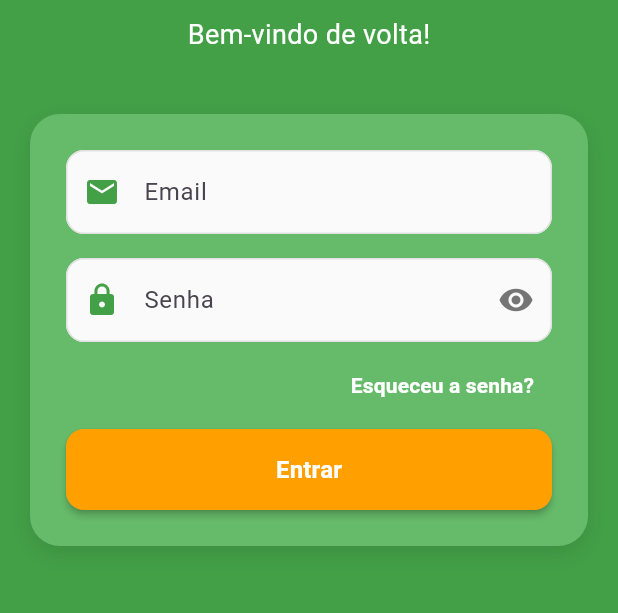
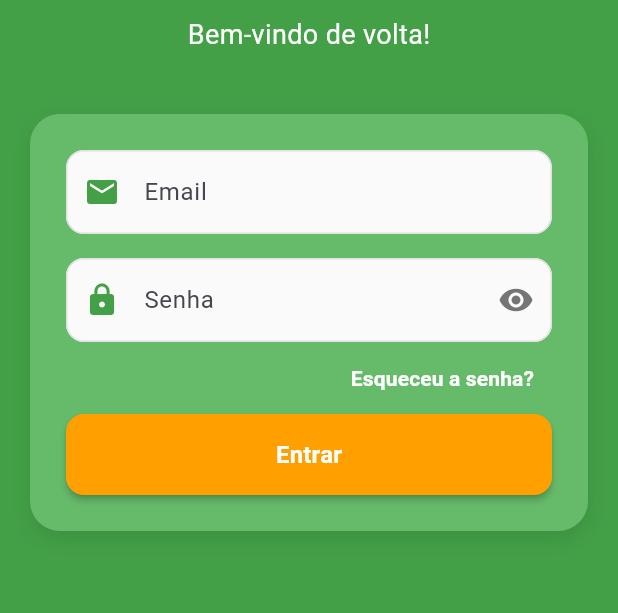
Before and after one commit to restenPiz/AgriConnect, a Flutter app: the screen it shows after launch, after a tap on "Login", on a phone screen of 412 x 824 dp, the part 330-943 px from its top. Run offline on Flutter 3.47's test engine with Material 3 defaults, Android fonts, the phone set to English and light mode, and no system bars.

Commit message:
Doing some updates in the application

```diff
--- a/agri_connect/lib/Auth/login.dart
+++ b/agri_connect/lib/Auth/login.dart
@@ -99,7 +99,7 @@ class _loginState extends State<login> {
               ),
               const SizedBox(height: 40),
 
-              // Login Form Card
+              //* Login Form Card
               Container(
                 padding: const EdgeInsets.all(24.0),
                 decoration: BoxDecoration(
@@ -118,7 +118,7 @@ class _loginState extends State<login> {
                   child: Column(
                     crossAxisAlignment: CrossAxisAlignment.stretch,
                     children: [
-                      // Email Field
+                      //* Email Field
                       TextFormField(
                         controller: _emailCtrl,
                         keyboardType: TextInputType.emailAddress,
@@ -151,7 +151,7 @@ class _loginState extends State<login> {
                       ),
                       const SizedBox(height: 16),
 
-                      // Password Field
+                      //* Password Field
                       TextFormField(
                         controller: _passwordCtrl,
                         obscureText: _obscure,
@@ -192,9 +192,8 @@ class _loginState extends State<login> {
                         validator: _passwordValidator,
                         autofillHints: const [AutofillHints.password],
                       ),
-                      const SizedBox(height: 5),
 
-                      // Forgot Password Link
+                      //* Forgot Password Link
                       Align(
                         alignment: Alignment.centerRight,
                         child: TextButton(
@@ -214,7 +213,6 @@ class _loginState extends State<login> {
                           ),
                         ),
                       ),
-                      const SizedBox(height: 5),
 
                       // Error Message
                       if (_errorMessage != null)
```
